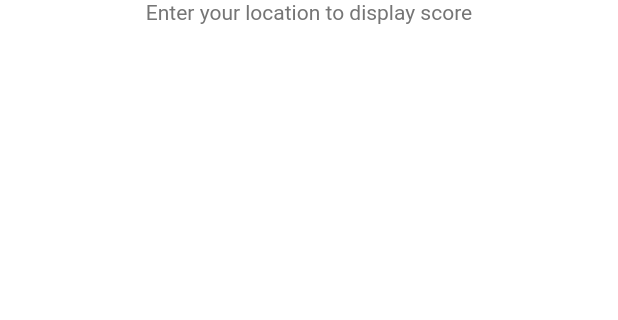
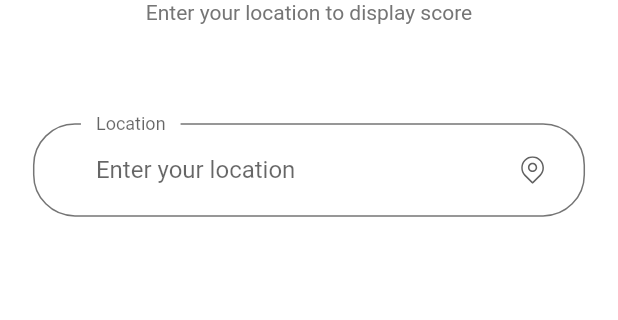
Before and after one commit to blakeroles/should-i-run, a Flutter app: the screen it shows after launch, on a phone screen of 412 x 824 dp, the part 103-423 px from its top. Run offline on Flutter 3.47's test engine with Material 2 defaults, Android fonts, the phone set to English and light mode, and no system bars; our stand-ins replace flutter_svg; Roboto replaces fonts that are missing (Muli).

Commit message:
Adding location form field

```diff
--- /dev/null
+++ b/should_i_run/lib/components/custom_suffix_item.dart
@@ -0,0 +1,28 @@
+import 'package:flutter/material.dart';
+import 'package:flutter_svg/svg.dart';
+import 'package:should_i_run/size_config.dart';
+
+class CustomSuffixIcon extends StatelessWidget {
+  const CustomSuffixIcon({
+    Key key,
+    @required this.svgIcon,
+  }) : super(key: key);
+
+  final String svgIcon;
+
+  @override
+  Widget build(BuildContext context) {
+    return Padding(
+      padding: EdgeInsets.fromLTRB(
+        0,
+        getProportionateScreenWidth(20),
+        getProportionateScreenWidth(20),
+        getProportionateScreenWidth(20),
+      ),
+      child: SvgPicture.asset(
+        svgIcon,
+        height: getProportionateScreenHeight(18),
+      ),
+    );
+  }
+}
--- a/should_i_run/lib/screens/main_screen/components/body.dart
+++ b/should_i_run/lib/screens/main_screen/components/body.dart
@@ -1,6 +1,7 @@
 import 'package:flutter/material.dart';
 import 'package:should_i_run/constants.dart';
 import 'package:should_i_run/size_config.dart';
+import 'package:should_i_run/screens/main_screen/components/location_form.dart';
 
 class Body extends StatelessWidget {
   @override
@@ -25,6 +26,7 @@ class Body extends StatelessWidget {
                 textAlign: TextAlign.center,
               ),
               SizedBox(height: SizeConfig.screenHeight * 0.08),
+              LocationForm(),
               SizedBox(height: SizeConfig.screenHeight * 0.08),
               SizedBox(height: getProportionateScreenHeight(20.0)),
             ]),
--- /dev/null
+++ b/should_i_run/lib/screens/main_screen/components/location_form.dart
@@ -0,0 +1,53 @@
+import 'package:flutter/material.dart';
+import 'package:should_i_run/constants.dart';
+import 'package:should_i_run/components/custom_suffix_item.dart';
+
+class LocationForm extends StatefulWidget {
+  @override
+  _LocationFormState createState() => _LocationFormState();
+}
+
+class _LocationFormState extends State<LocationForm> {
+  final _formKey = GlobalKey<FormState>();
+  String location;
+  final List<String> errors = [];
+  @override
+  Widget build(BuildContext context) {
+    return Form(
+        key: _formKey,
+        child: Column(children: [
+          buildLocationFormField(),
+        ]));
+  }
+
+  TextFormField buildLocationFormField() {
+    return TextFormField(
+        keyboardType: TextInputType.text,
+        onSaved: (newValue) => location = newValue,
+        onChanged: (value) {
+          if (value.isNotEmpty && errors.contains(kLocationNullError)) {
+            setState(() {
+              errors.remove(kLocationNullError);
+            });
+          }
+          return null;
+        },
+        validator: (value) {
+          if (value.isEmpty && !errors.contains(kLocationNullError)) {
+            setState(() {
+              errors.add(kLocationNullError);
+            });
+            return "";
+          }
+          return null;
+        },
+        decoration: InputDecoration(
+          labelText: "Location",
+          hintText: "Enter your location",
+          floatingLabelBehavior: FloatingLabelBehavior.always,
+          suffixIcon: CustomSuffixIcon(
+            svgIcon: "assets/icons/Location point.svg",
+          ),
+        ));
+  }
+}
--- a/should_i_run/pubspec.yaml
+++ b/should_i_run/pubspec.yaml
@@ -47,8 +47,8 @@ flutter:
   uses-material-design: true
 
   # To add assets to your application, add an assets section, like this:
-  # assets:
-  #   - images/a_dot_burr.jpeg
+  assets:
+    - assets/icons/
   #   - images/a_dot_ham.jpeg
 
   # An image asset can refer to one or more resolution-specific "variants", see
```
Also changed, not shown: should_i_run/lib/constants.dart (+1 -7 lines), should_i_run/assets/icons/Location point.svg (added), 1 other file.
